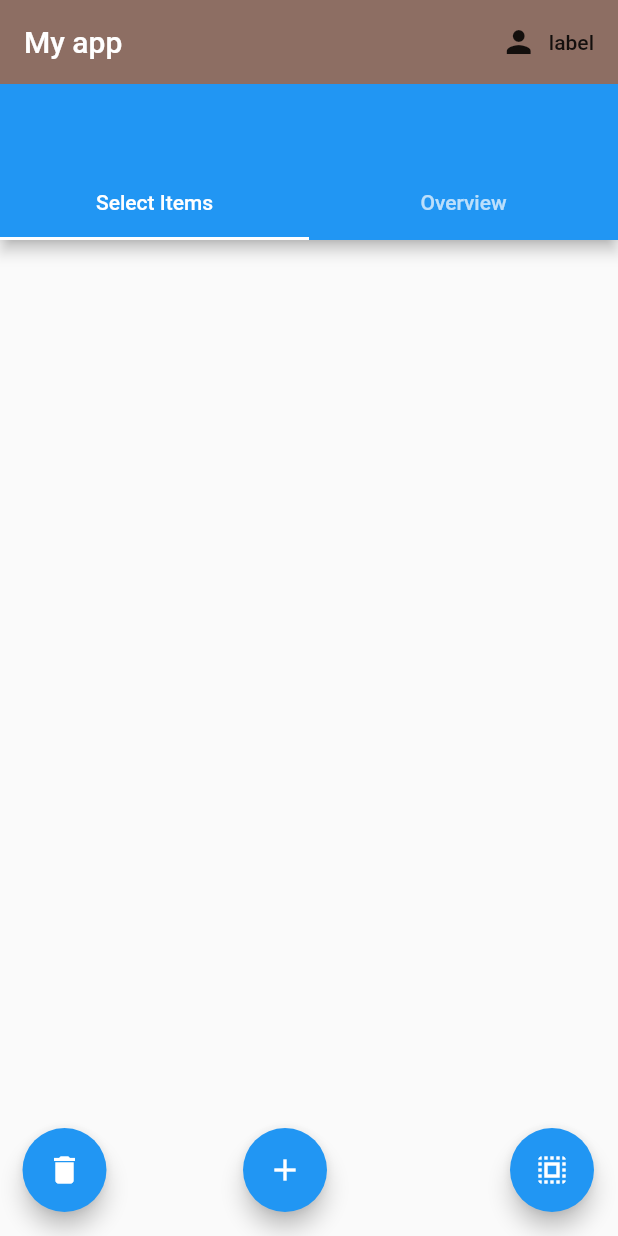
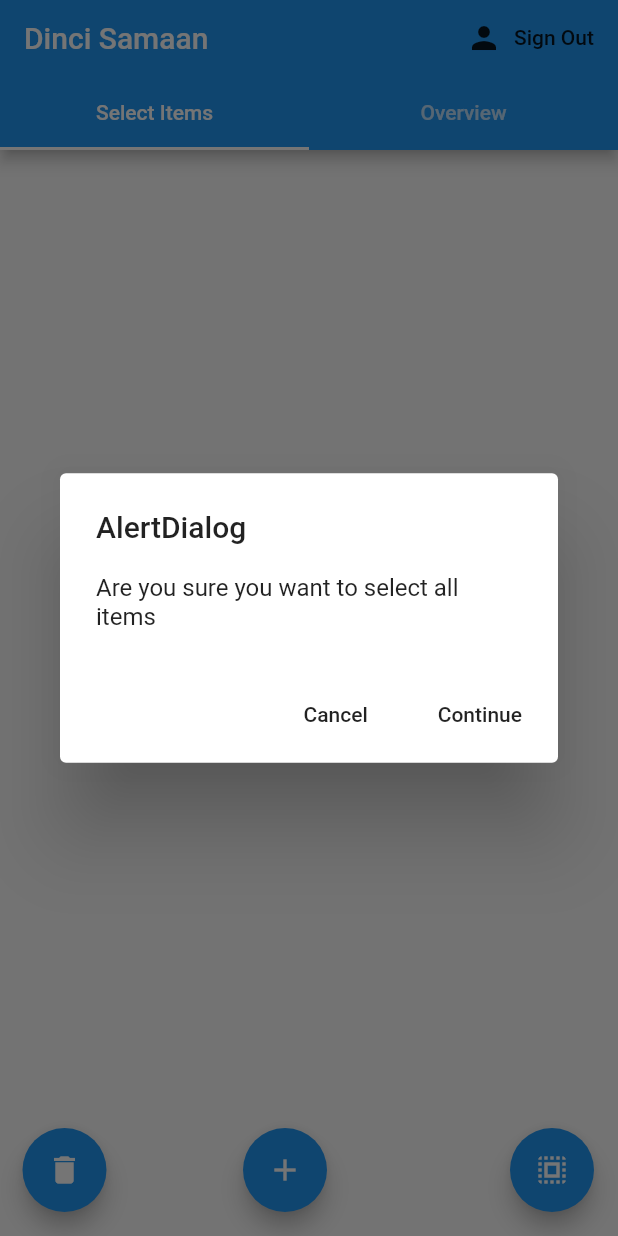
Before and after one commit to sanjaymj/GroceryStoreApp, a Flutter app: the screen it shows once a user with an empty profile is signed in, after a tap on the "select all" icon, on a phone screen of 412 x 824 dp. Run offline on Flutter 3.47's test engine with Material 2 defaults, Android fonts, the phone set to English and light mode, and no system bars; our stand-ins replace cloud_firestore, email_validator, firebase_auth, firebase_database, flutter_spinkit; missing offline and left inert: autocomplete_textfield; accounts and stored records are empty.

Commit message:
refactor code (#4)
improve styling

Co-authored-by: Sanjay <Sanjay.Jayaram@codecamp-n.com>

```diff
--- a/lib/main.dart
+++ b/lib/main.dart
@@ -18,7 +18,7 @@ class MyApp extends StatelessWidget {
     return StreamProvider<User>.value(
       value: FirebaseAuthService().user,
       child: MaterialApp(
-        home: AuthWrapper()
+        home: AuthWrapper(),
       )
 
     );
--- a/lib/services/fireastore-database.service.dart
+++ b/lib/services/fireastore-database.service.dart
@@ -7,23 +7,9 @@ class FirestoreDatabaseService {
   FirestoreDatabaseService({this.uid});
   List<GroceryItem> initial= [];
 
-  Future updateUserData(String sugars, String name, int strength) async {
-    return await Firestore.instance.collection(uid).document('item1').setData({
-      'sugars': sugars,
-      'name': name,
-      'strength': strength
-    });
-  }
-
   List<GroceryItem> _groceryItemsFromSnapshot(QuerySnapshot snapshots) {
-    return snapshots.documents.map((doc){
-      return GroceryItem(name: doc.data['name'] ?? '');
-    }).toList();
-  }
-
-  List<GroceryItem> _groceryItemsFromSnapshot1(QuerySnapshot snapshots) {
     final List<GroceryItem> items= [];
-    snapshots.documents.forEach((doc){
+    snapshots.documents?.forEach((doc){
 
     items.add(GroceryItem(
       name: doc['name'] ?? '',
@@ -31,49 +17,21 @@ class FirestoreDatabaseService {
       category: doc['category'] ?? ''));
     });
     items.sort((a,b)=> a.name.compareTo(b.name));
-    print(items);
     return items;
   }
 
   List<String> _groceryItemCategories(QuerySnapshot snapshots) {
     final List<String> categories= [];
-    snapshots.documents.forEach((doc){
-      doc.data['items'].forEach((item){
-        if (!categories.contains(item['category'])) {
-          categories.add(item['category']);
+    snapshots.documents?.forEach((doc){
+        if (!categories.contains(doc['category'])) {
+          categories.add(doc['category']);
         }
-      });
     });
     return categories;
   }
 
-  _selectAll() {
-    print(initial);
-    Firestore.instance.collection(uid).getDocuments().then((ds) => {
-      if (ds != null) {
-        ds.documents.forEach((value){
-          print(value.documentID);
-          Firestore.instance.collection(uid).document(value.documentID).updateData({'name': value.data['name'], 'isSelected': true, 'category': value.data['category']});
-
-        })
-      }});
-  }
-
-  _deSelectAll() {
-    print(initial);
-    Firestore.instance.collection(uid).getDocuments().then((ds) => {
-      if (ds != null) {
-        ds.documents.forEach((value){
-          print(value.documentID);
-          Firestore.instance.collection(uid).document(value.documentID).updateData({'name': value.data['name'], 'isSelected': false, 'category': value.data['category']});
-
-        })
-      }});
-  }
-
-  Stream<List<GroceryItem>> get brews {
-    print(uid);
-    return Firestore.instance.collection(uid).snapshots().map(_groceryItemsFromSnapshot1);
+  Stream<List<GroceryItem>> get groceryItems {
+    return Firestore.instance.collection(uid).snapshots().map(_groceryItemsFromSnapshot);
   }
 
   Stream<List<String>> get categories {
@@ -81,43 +39,35 @@ class FirestoreDatabaseService {
   }
 
   update(GroceryItem item) {
-    print(uid);
-    print('in update');
     Firestore.instance.collection(uid).getDocuments().then((ds) => {
       if (ds != null) {
         ds.documents.forEach((value){
-          print(value.documentID);
           if (value.data['name'] == item.name) {
-              print('herte!!!!');
               Firestore.instance.collection(uid).document(value.documentID).updateData({'name': value.data['name'], 'isSelected': item.isSelected, 'category': value.data['category']});
               return;
           }
         })
       }});
 
-    //itemsCollection.document('item1').updateData({'name': item.name, 'isSelected': item.isSelected, 'category': item.category});
-    /* itemsCollection.document('8BcSh0K7GUQgnaf7zBKZPWpb1zu1').updateData({'items': FieldValue.arrayRemove([{'name': item.name, 'isSelected': !item.isSelected, 'category': item.category}])});
-    itemsCollection.document('8BcSh0K7GUQgnaf7zBKZPWpb1zu1').updateData({'items': FieldValue.arrayUnion([{'name': item.name, 'isSelected': item.isSelected, 'category': item.category}])}); */
   }
 
   selectAll() {
-    print('in select');
-    print(initial);
-    _selectAll();
-    /* disable = true;
-    itemsCollection.snapshots().forEach(_selectAll).then((_val)=> {
-      //disable = false
-    }); */
+    Firestore.instance.collection(uid).getDocuments().then((ds) => {
+      if (ds != null) {
+        ds.documents.forEach((value){
+          Firestore.instance.collection(uid).document(value.documentID).updateData({'name': value.data['name'], 'isSelected': true, 'category': value.data['category']});
+
+        })
+      }});
   }
 
   deSelectAll() {
-    print('in select');
-    print(initial);
-    _deSelectAll();
-    /* disable = true;
-    itemsCollection.snapshots().forEach(_selectAll).then((_val)=> {
-      //disable = false
-    }); */
+    Firestore.instance.collection(uid).getDocuments().then((ds) => {
+      if (ds != null) {
+        ds.documents.forEach((value){
+          Firestore.instance.collection(uid).document(value.documentID).updateData({'name': value.data['name'], 'isSelected': false, 'category': value.data['category']});
+        })
+      }});
   }
 
   addNewItem(String itemName, String itemCategory) {
@@ -126,15 +76,28 @@ class FirestoreDatabaseService {
     Firestore.instance.collection(uid).getDocuments().then((ds) => {
       if (ds != null) {
         ds.documents.forEach((value){
-          if (value.data['name'] == itemName && value.data['category'] == itemCategory) {
+          if (value.data['name'] == itemName.toLowerCase() && value.data['category'] == itemCategory.toLowerCase()) {
               newItem = false;
               return;
           }
         })
-      }});
+      },
+      if (newItem) {
+      Firestore.instance.collection(uid).document(Uuid().v1()).setData({'name': itemName.toLowerCase(), 'isSelected': true, 'category': itemCategory.toLowerCase()})
+    }
+      });
+  }
 
-    if (newItem) {
-      Firestore.instance.collection(uid).document(Uuid().v1()).setData({'name': itemName, 'isSelected': true, 'category': itemCategory});
-    }
+  deleteItem(GroceryItem item, String uid) {
+    Firestore.instance.collection(uid).getDocuments().then((ds) => {
+      if (ds != null) {
+        ds.documents.forEach((value){
+          if (value.data['name'] == item.name.toLowerCase() && value.data['category'] == item.category.toLowerCase()) {
+              Firestore.instance.collection(uid).document(value.documentID).delete();
+              return;
+          }
+        })
+      },
+      });
   }
 }
--- a/lib/services/firebase-auth.service.dart
+++ b/lib/services/firebase-auth.service.dart
@@ -1,8 +1,5 @@
 import 'package:dinci_samaan/models/user.dart';
 import 'package:firebase_auth/firebase_auth.dart';
-import 'package:firebase_database/firebase_database.dart';
-
-import 'fireastore-database.service.dart';
 
 class FirebaseAuthService{
 
@@ -37,7 +34,6 @@ class FirebaseAuthService{
   Future registerWithEmailAndPassword(String email, String password) async{
     try {
       FirebaseUser user = await _auth.createUserWithEmailAndPassword(email: email, password: password);
-      //await FirestoreDatabaseService(uid:user.uid).updateUserData('0', 'name', 100);
       return _createUserFromFirebaseUser(user);
     } catch (e) {
       return null;
@@ -46,9 +42,7 @@ class FirebaseAuthService{
 
   Future signInWithEmailAndPassword(String email, String password) async{
     try {
-      print('i am signed in');
       FirebaseUser user = await _auth.signInWithEmailAndPassword(email: email, password: password);
-      //await FirestoreDatabaseService(uid:user.uid).updateUserData('0', 'name', 100);
       return _createUserFromFirebaseUser(user);
     } catch (e) {
       return null;
--- a/lib/utils/loading.dart
+++ b/lib/utils/loading.dart
@@ -5,10 +5,10 @@ class Loading extends StatelessWidget {
   @override
   Widget build(BuildContext context) {
     return Container(
-      color: Colors.brown[100],
+      color: Colors.blue[200],
       child: Center(
         child: SpinKitChasingDots(
-          color: Colors.brown,
+          color: Colors.blue,
           size: 50.0
         )
       )
--- a/lib/views/auth-wrapper.dart
+++ b/lib/views/auth-wrapper.dart
@@ -11,8 +11,6 @@ class AuthWrapper extends StatelessWidget {
     if (user == null) {
       return Authenticate();
     }
-    print('!!!!!!!!!');
-    print(user.uid);
     return Home(uid: user.uid);
 
   }
--- a/lib/views/authenticate/register.dart
+++ b/lib/views/authenticate/register.dart
@@ -2,6 +2,7 @@ import 'package:dinci_samaan/services/firebase-auth.service.dart';
 import 'package:dinci_samaan/utils/constants.dart';
 import 'package:dinci_samaan/utils/loading.dart';
 import 'package:flutter/material.dart';
+import 'package:email_validator/email_validator.dart';
 
 class Register extends StatefulWidget {
   final Function toggleView;
@@ -23,11 +24,11 @@ class _RegisterState extends State<Register> {
   @override
   Widget build(BuildContext context) {
     return isLoading ? Loading(): Scaffold(
-      backgroundColor: Colors.blue,
+      resizeToAvoidBottomPadding: false,
       appBar: AppBar(
-        backgroundColor: Colors.green,
+        backgroundColor: Colors.blue,
         elevation: 0.0,
-        title: Text('register In To App'),
+        title: Text('Dinci Samaan'),
         actions: <Widget>[
           FlatButton.icon(
             onPressed: () async {
@@ -37,7 +38,8 @@ class _RegisterState extends State<Register> {
             label: Text('Sign In'))
         ],
       ),
-      body: Container(
+      body: SingleChildScrollView(
+        child: Container(
         padding: EdgeInsets.symmetric(vertical: 20.0, horizontal: 50.0),
         child: Form(
           key: _formKey,
@@ -46,7 +48,7 @@ class _RegisterState extends State<Register> {
               SizedBox(height: 20.0),
               TextFormField(
                 decoration: textFieldDecorator.copyWith(hintText: 'Email'),
-                validator: (val) => val.isEmpty ? 'error' : null,
+                validator: (val) => !EmailValidator.validate(val) ? 'Email address is invalid' : null,
                 onChanged: (val) {
                   setState(() {
                     this.email = val;
@@ -56,7 +58,7 @@ class _RegisterState extends State<Register> {
               SizedBox(height: 20.0),
               TextFormField(
                 decoration: textFieldDecorator.copyWith(hintText: 'Password'),
-                validator: (val) => val.length < 6 ? 'short password' : null,
+                validator: (val) => val.length < 6 ? 'Password is too short' : null,
                 obscureText: true,
                 onChanged: (val) {
                   setState(() {
@@ -67,7 +69,7 @@ class _RegisterState extends State<Register> {
               SizedBox(height: 20.0),
               RaisedButton(
                 color: Colors.pink,
-                child: Text('Sign In', style: TextStyle(color: Colors.white)),
+                child: Text('Register', style: TextStyle(color: Colors.white)),
                 onPressed: () async {
                   if (_formKey.currentState.validate()) {
                     setState(() => isLoading = true);
@@ -84,12 +86,13 @@ class _RegisterState extends State<Register> {
               SizedBox(height: 12.0),
               Text(
                 error,
-                style: TextStyle(color: Colors.green, fontSize: 14.0)
+                style: TextStyle(color: Colors.red[200], fontSize: 20.0)
               )
             ]
           )
         )
       ),
+      )
     );
   }
 }
--- a/lib/views/authenticate/sign-in.dart
+++ b/lib/views/authenticate/sign-in.dart
@@ -1,6 +1,7 @@
 import 'package:dinci_samaan/services/firebase-auth.service.dart';
 import 'package:dinci_samaan/utils/constants.dart';
 import 'package:dinci_samaan/utils/loading.dart';
+import 'package:email_validator/email_validator.dart';
 import 'package:flutter/material.dart';
 
 class SignIn extends StatefulWidget {
@@ -23,11 +24,11 @@ class _SignInState extends State<SignIn> {
   @override
   Widget build(BuildContext context) {
     return isLoading ? Loading() : Scaffold(
-      backgroundColor: Colors.blue,
+      resizeToAvoidBottomPadding: false,
       appBar: AppBar(
-        backgroundColor: Colors.green,
+        backgroundColor: Colors.blue,
         elevation: 0.0,
-        title: Text('Sign In To App'),
+        title: Text('Dinci Samaan'),
         actions: <Widget>[
           FlatButton.icon(
             onPressed: () async {
@@ -37,7 +38,8 @@ class _SignInState extends State<SignIn> {
             label: Text('Register'))
         ],
       ),
-      body: Container(
+      body: SingleChildScrollView(
+        child: Container(
         padding: EdgeInsets.symmetric(vertical: 20.0, horizontal: 50.0),
         child: Form(
           key: _formKey,
@@ -46,7 +48,7 @@ class _SignInState extends State<SignIn> {
               SizedBox(height: 20.0),
               TextFormField(
                 decoration: textFieldDecorator.copyWith(hintText: 'Email'),
-                validator: (val) => val.isEmpty ? 'error' : null,
+                validator: (val) => !EmailValidator.validate(val) ? 'Email address is invalid' : null,
                 onChanged: (val) {
                   setState(() {
                     this.email = val;
@@ -56,7 +58,7 @@ class _SignInState extends State<SignIn> {
               SizedBox(height: 20.0),
               TextFormField(
                 decoration: textFieldDecorator.copyWith(hintText: 'Password'),
-                validator: (val) => val.length < 6 ? 'error' : null,
+                validator: (val) => val.length < 6 ? 'Password is too short' : null,
                 obscureText: true,
                 onChanged: (val) {
                   setState(() {
@@ -83,12 +85,13 @@ class _SignInState extends State<SignIn> {
                 SizedBox(height: 12.0),
                 Text(
                   error,
-                  style: TextStyle(color: Colors.green, fontSize: 14.0)
+                  style: TextStyle(color: Colors.red[200], fontSize: 20.0)
                 )
             ]
           )
         )
       ),
+      )
     );
   }
 }
--- a/lib/views/home/floating-button-wrapper.dart
+++ b/lib/views/home/floating-button-wrapper.dart
@@ -1,11 +1,19 @@
 import 'package:dinci_samaan/services/fireastore-database.service.dart';
 import 'package:dinci_samaan/views/home/add-item-dialog.dart';
+import 'package:dinci_samaan/views/home/user-alert-dialog.dart';
 import 'package:flutter/material.dart';
 
 class FloatingButtonWrapper extends StatelessWidget {
 
   String uid;
   FloatingButtonWrapper({this.uid});
+  deSelectAll() {
+    FirestoreDatabaseService(uid: uid).deSelectAll();
+  }
+
+  selectAll() {
+    FirestoreDatabaseService(uid: uid).selectAll();
+  }
   @override
   Widget build(BuildContext context) {
     return Stack(
@@ -15,7 +23,12 @@ class FloatingButtonWrapper extends StatelessWidget {
           alignment: Alignment.bottomLeft,
           child: FloatingActionButton(
             onPressed: () {
-              FirestoreDatabaseService().deSelectAll();
+              //FirestoreDatabaseService(uid: uid).deSelectAll();
+              showDialog(
+                context: context,
+                builder: (BuildContext context) {
+                return UserAlertDialog(alertText: 'Are you sure you want to deselect all items', callback: this.deSelectAll);
+              });
             },
             child: Icon(Icons.delete),),
         ),),
@@ -36,8 +49,12 @@ class FloatingButtonWrapper extends StatelessWidget {
           alignment: Alignment.bottomRight,
           child: FloatingActionButton(
             onPressed: () {
-              print('heree');
-              FirestoreDatabaseService().selectAll();
+              //FirestoreDatabaseService(uid: uid).selectAll();
+              showDialog(
+                context: context,
+                builder: (BuildContext context) {
+                return UserAlertDialog(alertText: 'Are you sure you want to select all items', callback: this.selectAll);
+              });
             },
           child: Icon(Icons.select_all),),
         ),
--- a/lib/views/home/home.dart
+++ b/lib/views/home/home.dart
@@ -20,12 +20,12 @@ class Home extends StatelessWidget {
   @override
   Widget build(BuildContext context) {
     return StreamProvider<List<GroceryItem>>.value(
-          value: FirestoreDatabaseService(uid: this.uid).brews,
+          value: FirestoreDatabaseService(uid: this.uid).groceryItems,
           child: Scaffold(
-          backgroundColor: Colors.brown[50],
-          appBar: AppBar(
-            title: Text('My app'),
-            backgroundColor: Colors.brown[400],
+          appBar: PreferredSize(
+            preferredSize: Size.fromHeight(50.0),
+            child: AppBar(
+              title: Text('Dinci Samaan'),
               elevation: 0.0,
               actions: <Widget>[
                 FlatButton.icon(
@@ -33,18 +33,22 @@ class Home extends StatelessWidget {
                     await _auth.signOut();
                   },
                   icon: Icon(Icons.person),
-                label: Text('label'))
+                  label: Text('Sign Out'))
               ],
+            )
           ),
           body: DefaultTabController(
           length: 2,
           child: Scaffold(
-            appBar: AppBar(
+            appBar: PreferredSize(
+              preferredSize: Size.fromHeight(50.0),
+              child: AppBar(
                 bottom: TabBar(
                   tabs: [
                     Tab(text: 'Select Items'),
                     Tab(text: 'Overview'),
                   ],
+                ),
               ),
             ),
             body: TabBarView(
--- a/lib/views/home/item-category-list.dart
+++ b/lib/views/home/item-category-list.dart
@@ -18,7 +18,7 @@ class ItemCategoryList extends StatefulWidget {
 class _ItemCategoryListState extends State<ItemCategoryList> {
   List<String> _groceryItemCategories(List<GroceryItem> items) {
     final List<String> categories= [];
-    items.forEach((item){
+    items?.forEach((item){
       if (!categories.contains(item.category)) {
         categories.add(item.category);
       }
--- /dev/null
+++ b/lib/views/home/user-alert-dialog.dart
@@ -0,0 +1,36 @@
+import 'package:flutter/material.dart';
+
+class UserAlertDialog extends StatelessWidget {
+  final String alertText;
+  Function() callback;
+
+  UserAlertDialog({this.alertText, this.callback});
+
+  @override
+  Widget build(BuildContext context) {
+    Widget cancelButton = FlatButton(
+      child: Text("Cancel"),
+      onPressed:  () {
+        Navigator.pop(context);
+      },
+    );
+    Widget continueButton = FlatButton(
+      child: Text("Continue"),
+      onPressed:  () {
+        this.callback();
+        Navigator.pop(context);
+      },
+    );
+
+    // set up the AlertDialog
+    return AlertDialog(
+      title: Text("AlertDialog"),
+      content: Text(this.alertText),
+      actions: [
+        cancelButton,
+        continueButton,
+      ],
+    );
+
+  }
+}
--- a/pubspec.yaml
+++ b/pubspec.yaml
@@ -14,7 +14,7 @@ description: A new Flutter project.
 version: 1.0.0+1
 
 environment:
-  sdk: ">=2.1.0 <3.0.0"
+  sdk: ">=2.2.2 <3.0.0"
 
 dependencies:
   flutter:
@@ -30,6 +30,8 @@ dependencies:
   uuid: 2.2.0
   provider: 3.1.0
   flutter_spinkit: ^4.1.2
+  autocomplete_textfield: ^1.7.3
+  email_validator: ^1.0.5
 
 dev_dependencies:
   flutter_test:
```
Also changed, not shown: lib/views/home/add-item-dialog.dart (+51 -12 lines), lib/views/home/grocery-item-tile.dart (+14 -1 lines), lib/views/home/items-list.dart (+4 -7 lines), lib/views/home/overview.dart (+4 -10 lines), pubspec.lock. Lines whose indentation alone changed are shown as unchanged.
